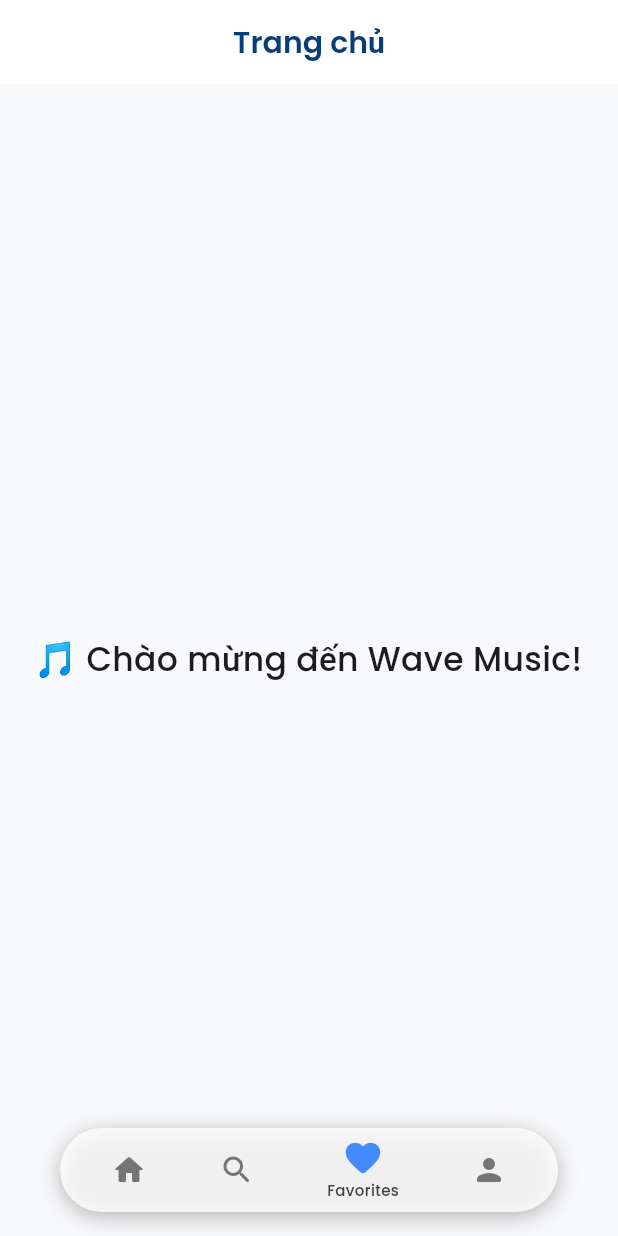
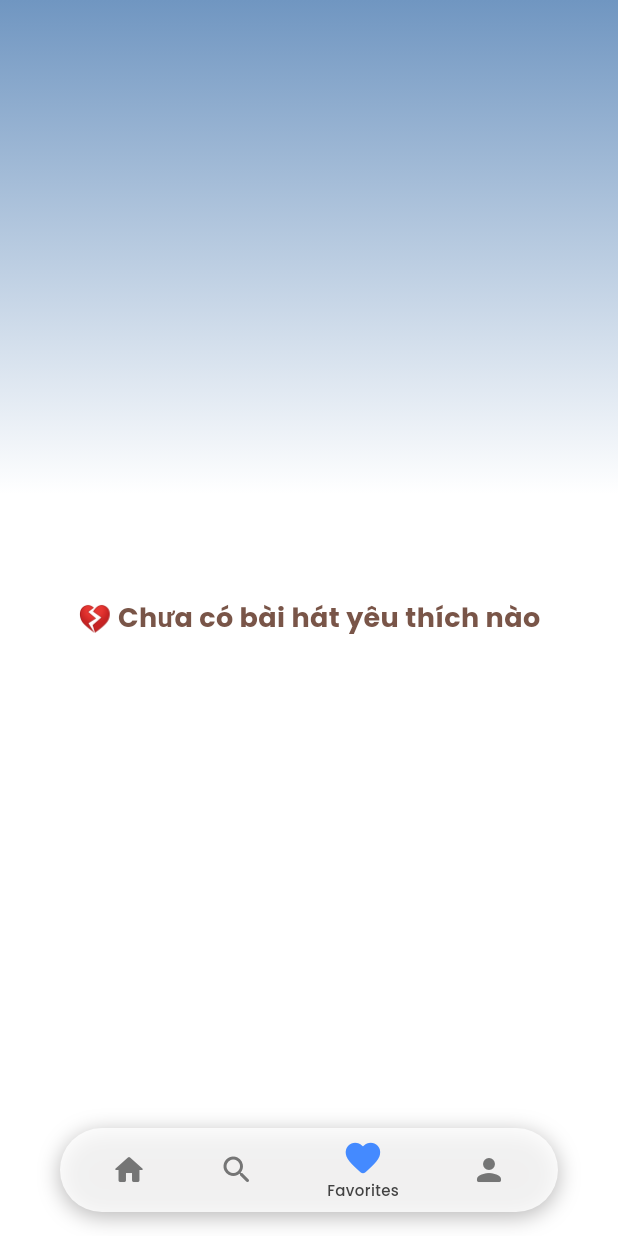
Before and after one commit to NguyenTrungHieu1534/DACN_Flutter, a Flutter app: the screen it shows after launch, item 3 of the bottom bar chosen, on a phone screen of 412 x 824 dp. Run offline on Flutter 3.47's test engine with Material 3 defaults, Android fonts, the phone set to English and light mode, and no system bars; our stand-ins replace google_fonts, image_picker, just_audio, jwt_decoder, marquee, shared_preferences and 1 more; network calls fail.

Commit message:
chưa design fav Songs

```diff
--- a/DACN/lib/screens/fav_screen.dart
+++ b/DACN/lib/screens/fav_screen.dart
@@ -1,30 +1,79 @@
 import 'package:flutter/material.dart';
+import '../models/favSongs.dart';
+import '../services/api_favsongs.dart';
+import '../widgets/FavoriteSongList.dart';
 
-class FavScreen extends StatelessWidget {
-  const FavScreen({super.key});
+class FavScreen extends StatefulWidget {
+  const FavScreen({Key? key}) : super(key: key);
+
+  @override
+  _FavScreenState createState() => _FavScreenState();
+}
+
+class _FavScreenState extends State<FavScreen> {
+  late FavoriteService _favService;
+  late Future<List<FavoriteSong>> _favoritesFuture = Future.value([]);
+
+  @override
+  void initState() {
+    super.initState();
+    _favService = FavoriteService();
+    _loadFavorites();
+  }
+
+  void _loadFavorites() {
+    _favService.getFavorites().then((favorites) {
+      setState(() {
+        _favoritesFuture = Future.value(favorites);
+      });
+      print("fav data: $favorites");
+    }).catchError((err) {
+      print("Error loading favorites: $err");
+    });
+  }
 
   @override
   Widget build(BuildContext context) {
-    return Scaffold(
-      backgroundColor: const Color(0xFFF8F9FB),
-      appBar: AppBar(
-        title: const Text(
-          'Trang chủ',
-          style: TextStyle(
-            fontWeight: FontWeight.w600,
-            fontSize: 20,
-          ),
-        ),
-        centerTitle: true,
-        elevation: 0,
-        backgroundColor: Colors.white,
-      ),
-      body: const Center(
-        child: Text(
-          '🎵 Chào mừng đến Wave Music!',
-          style: TextStyle(fontSize: 22, fontWeight: FontWeight.w500),
+  return Scaffold(
+    backgroundColor: Colors.transparent, // Để gradient phủ toàn bộ
+
+    body: Container(
+      decoration: BoxDecoration(
+        gradient: LinearGradient(
+          begin: Alignment.topCenter,
+          end: Alignment.bottomCenter,
+          colors: [
+            Color.fromARGB(255, 112, 150, 193), // xanh ngọc retro
+            Color(0xFFFFFFFF), // trắng pastel
+          ],
+          stops: [0.0, 0.4],
         ),
       ),
-    );
-  }
+      child: FutureBuilder<List<FavoriteSong>>(
+        future: _favoritesFuture,
+        builder: (context, snapshot) {
+          if (snapshot.connectionState == ConnectionState.waiting) {
+            return Center(child: CircularProgressIndicator());
+          }
+
+          if (snapshot.hasError) {
+            return Center(child: Text("Lỗi tải dữ liệu 😢"));
+          }
+
+          final favorites = snapshot.data ?? [];
+
+          return FavoriteSongList(
+            songs: favorites,
+            onDelete: (song) async {
+              await _favService.deleteFavoriteBySongId(song.songId);
+              _loadFavorites();
+            },
+            onTap: (song) {},
+          );
+        },
+      ),
+    ),
+  );
 }
+
+}
--- /dev/null
+++ b/DACN/lib/widgets/FavoriteSongList.dart
@@ -0,0 +1,101 @@
+import 'package:flutter/material.dart';
+import '../models/favSongs.dart';
+
+class FavoriteSongList extends StatelessWidget {
+  final List<FavoriteSong> songs;
+  final Function(FavoriteSong song)? onDelete;
+  final Function(FavoriteSong song)? onTap;
+
+  const FavoriteSongList({
+    Key? key,
+    required this.songs,
+    this.onDelete,
+    this.onTap,
+  }) : super(key: key);
+
+  @override
+  Widget build(BuildContext context) {
+  if (songs.isEmpty) {
+    return Center(
+      child: Text(
+        "💔 Chưa có bài hát yêu thích nào",
+        style: TextStyle(
+          fontSize: 18,
+          fontWeight: FontWeight.bold,
+          color: Colors.brown,
+        ),
+      ),
+    );
+  }
+
+  final retroColors = [
+    Color(0xFFFFF4D9), // Vàng pastel
+    Color(0xFFE0F7FA), // Xanh biển nhạt
+    Color(0xFFFFE4E1), // Hồng đào nhạt
+    Color(0xFFE8F5E9), // Xanh lá nhạt
+    Color(0xFFFDEBD0), // Cam pastel
+  ];
+
+  return ListView.builder(
+    padding: EdgeInsets.all(12),
+    itemCount: songs.length,
+    itemBuilder: (context, index) {
+      final song = songs[index];
+      final color = retroColors[index % retroColors.length]; // Đổi màu tuần hoàn
+
+      return Container(
+        margin: EdgeInsets.only(bottom: 12),
+        decoration: BoxDecoration(
+          color: color,
+          borderRadius: BorderRadius.circular(20),
+          boxShadow: [
+            BoxShadow(
+              color: Colors.black.withOpacity(0.1),
+              blurRadius: 6,
+              offset: Offset(2, 4),
+            )
+          ],
+        ),
+        child: ListTile(
+          leading: Container(
+            padding: EdgeInsets.all(10),
+            decoration: BoxDecoration(
+              color: Colors.white.withOpacity(0.7),
+              shape: BoxShape.circle,
+            ),
+            child: Icon(Icons.music_note, color: Colors.brown.shade700),
+          ),
+          title: Text(
+            song.title,
+            style: TextStyle(
+              fontWeight: FontWeight.bold,
+              color: Colors.brown.shade800,
+            ),
+          ),
+          subtitle: Text(
+            song.artist,
+            style: TextStyle(
+              color: Colors.brown.shade600,
+            ),
+          ),
+          trailing: onDelete != null
+              ? GestureDetector(
+                  onTap: () => onDelete!(song),
+                  child: Container(
+                    padding: EdgeInsets.symmetric(horizontal: 10, vertical: 6),
+                    decoration: BoxDecoration(
+                      color: Colors.brown.shade700,
+                      borderRadius: BorderRadius.circular(12),
+                    ),
+                    child: Icon(Icons.delete, color: Colors.white),
+                  ),
+                )
+              : null,
+          onTap: () => onTap?.call(song),
+        ),
+      );
+    },
+  );
+}
+
+}
```
Also changed, not shown: DACN/lib/models/favSongs.dart (+13 -21 lines), DACN/lib/services/api_favsongs.dart (added, +78 -0 lines).
